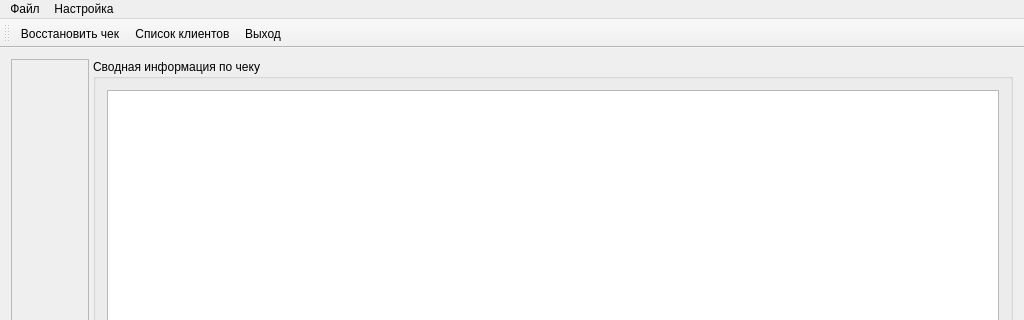
This is mainwindow.ui in rust3128/CheckRecoveryWizard as Qt 5 draws it before an edit; both pictures show x 0 to 1024 and y 0 to 320 of the 1024 by 768 pixel window. The edited form follows.
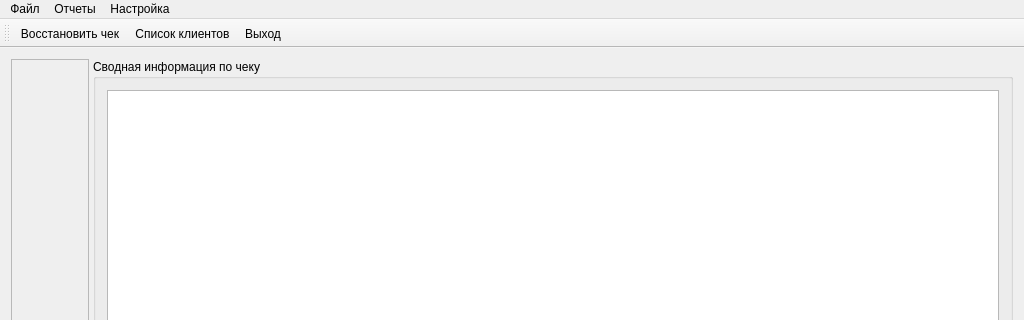
This is the edited form. Icons and pictures are not drawn.

Diff of the .ui file:
```diff
--- a/mainwindow.ui
+++ b/mainwindow.ui
@@ -113,7 +113,14 @@
     </property>
     <addaction name="actionClientsList"/>
    </widget>
+   <widget class="QMenu" name="menuReports">
+    <property name="title">
+     <string>Отчеты</string>
+    </property>
+    <addaction name="actionLogs"/>
+   </widget>
    <addaction name="menu"/>
+   <addaction name="menuReports"/>
    <addaction name="menu_2"/>
   </widget>
   <widget class="QToolBar" name="mainToolBar">
```
Left out of the diff: 5 changed lines with no effect on the pictures.
